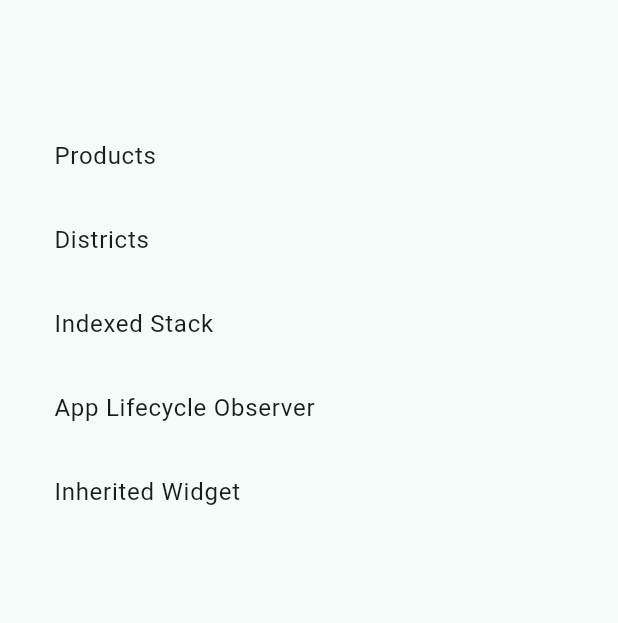
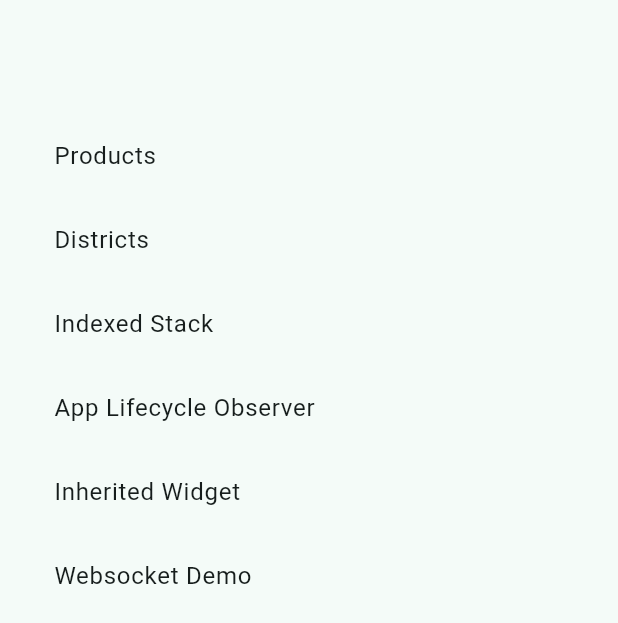
Before and after one commit to MdZunaed/dummy_app, a Flutter app: the screen it shows after launch, on a phone screen of 412 x 824 dp. Shown: the top 623 px of the screen. Run offline on Flutter 3.47's test engine with Material 3 defaults, Android fonts, the phone set to English and light mode, and no system bars; our stand-ins replace dio, go_router.

Commit message:
websocket demo

```diff
--- a/analysis_options.yaml
+++ b/analysis_options.yaml
@@ -21,6 +21,10 @@ linter:
   # `// ignore_for_file: name_of_lint` syntax on the line or in the file
   # producing the lint.
   rules:
+    prefer_const_constructors: true
+    #avoid_print: true
+    #always_use_package_imports: true
+    #unnecessary_this: true
     # avoid_print: false  # Uncomment to disable the `avoid_print` rule
     # prefer_single_quotes: true  # Uncomment to enable the `prefer_single_quotes` rule
 
--- a/lib/features/home/screen/home_screen.dart
+++ b/lib/features/home/screen/home_screen.dart
@@ -10,28 +10,32 @@ class HomeScreen extends StatelessWidget {
     return Scaffold(
       appBar: AppBar(),
       body: SingleChildScrollView(
-        padding: EdgeInsets.all(20),
+        padding: const EdgeInsets.all(20),
         child: Column(
           children: [
             ListTile(
-              title: Text("Products"),
+              title: const Text("Products"),
               onTap: () => context.push(AppRoutes.products),
             ),
             ListTile(
-              title: Text("Districts"),
+              title: const Text("Districts"),
               onTap: () => context.push(AppRoutes.districts),
             ),
             ListTile(
-              title: Text("Indexed Stack"),
+              title: const Text("Indexed Stack"),
               onTap: () => context.push(AppRoutes.indexedStack),
             ),
             ListTile(
-              title: Text("App Lifecycle Observer"),
+              title: const Text("App Lifecycle Observer"),
               onTap: () => context.push(AppRoutes.lifecycleObserver),
             ),
             ListTile(
-              title: Text("Inherited Widget"),
+              title: const Text("Inherited Widget"),
               onTap: () => context.push(AppRoutes.inheritedWidget),
+            ),
+            ListTile(
+              title: const Text("Websocket Demo"),
+              onTap: () => context.push(AppRoutes.websocketDemo),
             ),
           ],
         ),
--- a/lib/helpers/app_routes.dart
+++ b/lib/helpers/app_routes.dart
@@ -7,6 +7,7 @@ import 'package:dummy_app/features/indexed_stack/screen/indexed_stack_screen.dar
 import 'package:dummy_app/features/inherited_widget/screen/inherited_widget.dart';
 import 'package:dummy_app/features/lifecycle_observer/screen/lifecycle_observer_screen.dart';
 import 'package:dummy_app/features/pencilbox_districts/view/districts_view.dart';
+import 'package:dummy_app/features/websocket/screens/websocket_demo.dart';
 import 'package:go_router/go_router.dart';
 
 class AppRoutes {
@@ -18,6 +19,7 @@ class AppRoutes {
   static const String indexedStack = '/indexed-stack';
   static const String lifecycleObserver = '/lifecycle-observer';
   static const String inheritedWidget = '/inherited-widget';
+  static const String websocketDemo = '/websocket-demo';
   static GoRouter routes = GoRouter(
     initialLocation: initial,
     routerNeglect: false,
@@ -39,6 +41,7 @@ class AppRoutes {
       GoRoute(path: indexedStack, builder: (context, state) => const IndexedStackScreen()),
       GoRoute(path: lifecycleObserver, builder: (context, state) => const AppLifecycleObserver()),
       GoRoute(path: inheritedWidget, builder: (context, state) => const CounterScreen()),
+      GoRoute(path: websocketDemo, builder: (context, state) => const WebsocketDemo()),
     ],
   );
 }
--- a/pubspec.yaml
+++ b/pubspec.yaml
@@ -37,6 +37,7 @@ dependencies:
   go_router: ^14.8.1
   dio: ^5.8.0+1
   provider: ^6.1.4
+  web_socket_channel: ^3.0.3
 
 dev_dependencies:
   flutter_test:
```
Also changed, not shown: lib/features/websocket/screens/websocket_demo.dart (added, +86 -0 lines), pubspec.lock, 1 other file.
